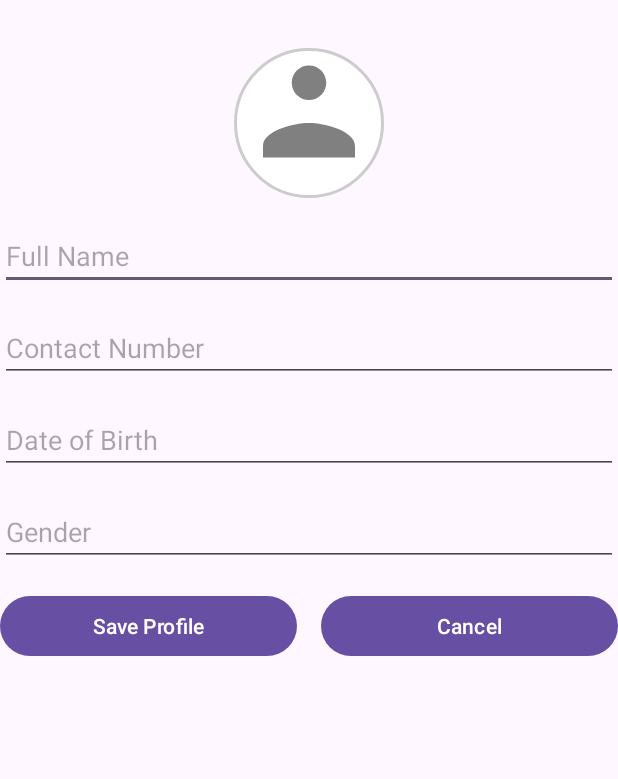
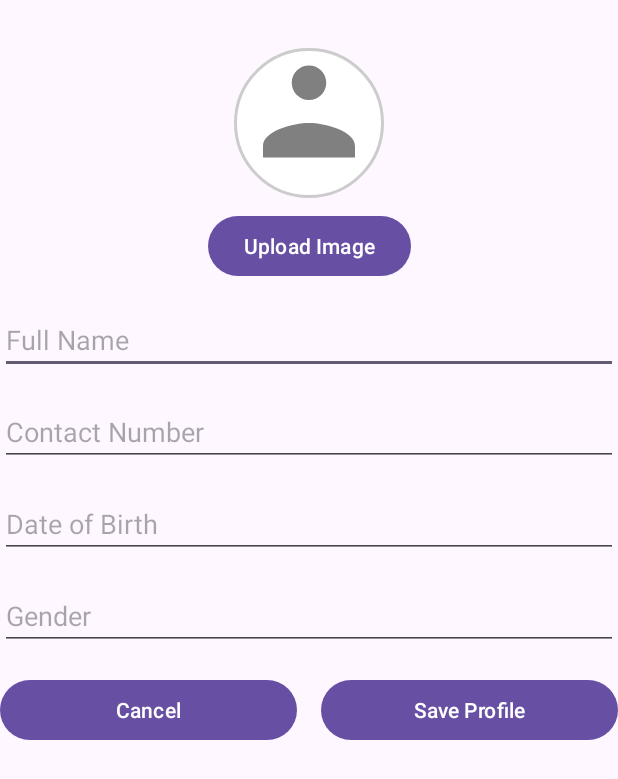
Before and after one commit to ScarletDawn03/MobileApplicationGroupAssignment, an Android app: the screen it shows after launch once a user with an empty profile is signed in (CompleteProfileActivity), on a phone screen of 412 x 824 dp. Shown: the top 779 px of the screen. Run offline under Robolectric (Android 15) with nearby library versions, the light colour scheme and no system bars; our stand-ins replace Firebase (no records; nobody signed in at launch, a user with empty details on screens opened directly).

Commit message:
Updated Sign In and Upload Photo

```diff
--- a/app/src/main/java/com/example/myapplication/CompleteProfileActivity.java
+++ b/app/src/main/java/com/example/myapplication/CompleteProfileActivity.java
@@ -1,9 +1,7 @@
 package com.example.myapplication;
 
-import android.Manifest;
 import android.app.DatePickerDialog;
 import android.content.Intent;
-import android.content.pm.PackageManager;
 import android.graphics.Bitmap;
 import android.net.Uri;
 import android.os.Bundle;
@@ -15,9 +13,7 @@ import android.widget.Toast;
 
 import androidx.activity.result.ActivityResultLauncher;
 import androidx.activity.result.contract.ActivityResultContracts;
-import androidx.annotation.Nullable;
 import androidx.appcompat.app.AppCompatActivity;
-import androidx.core.content.ContextCompat;
 
 import com.google.android.gms.auth.api.signin.GoogleSignIn;
 import com.google.android.gms.auth.api.signin.GoogleSignInClient;
@@ -28,7 +24,6 @@ import com.google.firebase.database.DatabaseReference;
 import com.google.firebase.database.FirebaseDatabase;
 import com.google.firebase.storage.FirebaseStorage;
 import com.google.firebase.storage.StorageReference;
-import com.google.firebase.storage.UploadTask;
 
 import java.io.IOException;
 import java.util.Calendar;
@@ -36,8 +31,8 @@ import java.util.Calendar;
 public class CompleteProfileActivity extends AppCompatActivity {
 
     private EditText fullNameField, contactNumberField, dateOfBirthField, genderField;
-    private Button saveProfileBtn, cancelBtn;
-    private ImageView profilePhotoView;
+    private Button saveProfileBtn, cancelBtn, uploadImageBtn;
+    private ImageView profilePhotoView, selectedPhotoView;
 
     private DatabaseReference mDatabase;
     private String uid;
@@ -64,8 +59,10 @@ public class CompleteProfileActivity extends AppCompatActivity {
         dateOfBirthField = findViewById(R.id.et_dateOfBirth);
         genderField = findViewById(R.id.et_gender);
         profilePhotoView = findViewById(R.id.iv_profile_photo);
+        selectedPhotoView = findViewById(R.id.iv_selected_photo);
         saveProfileBtn = findViewById(R.id.btn_saveProfile);
         cancelBtn = findViewById(R.id.btn_cancel);
+        uploadImageBtn = findViewById(R.id.btn_upload_image);
 
         // Google sign-in
         GoogleSignInOptions gso = new GoogleSignInOptions.Builder(GoogleSignInOptions.DEFAULT_SIGN_IN)
@@ -77,8 +74,8 @@ public class CompleteProfileActivity extends AppCompatActivity {
         // Date picker
         dateOfBirthField.setOnClickListener(v -> showDatePicker());
 
-        // Profile photo click
-        profilePhotoView.setOnClickListener(v -> chooseProfileImage());
+        // Upload image button
+        uploadImageBtn.setOnClickListener(v -> chooseProfileImage());
 
         // Save button
         saveProfileBtn.setOnClickListener(v -> saveUserProfile());
@@ -122,7 +119,10 @@ public class CompleteProfileActivity extends AppCompatActivity {
                     selectedImageUri = result.getData().getData();
                     try {
                         Bitmap bitmap = MediaStore.Images.Media.getBitmap(getContentResolver(), selectedImageUri);
-                        profilePhotoView.setImageBitmap(bitmap);
+                        selectedPhotoView.setImageBitmap(bitmap);
+                        selectedPhotoView.setVisibility(ImageView.VISIBLE);
+                        profilePhotoView.setVisibility(ImageView.INVISIBLE); // Hide default image
+                        uploadImageBtn.setText("Image Selected");
                     } catch (IOException e) {
                         e.printStackTrace();
                     }
@@ -140,7 +140,7 @@ public class CompleteProfileActivity extends AppCompatActivity {
             return;
         }
 
-        // Save basic data
+        // Save data
         mDatabase.child("users").child(uid).child("fullName").setValue(fullName);
         mDatabase.child("users").child(uid).child("contactNumber").setValue(contactNumber);
         mDatabase.child("users").child(uid).child("dateOfBirth").setValue(dateOfBirth);
--- a/app/src/main/java/com/example/myapplication/SignInActivity.java
+++ b/app/src/main/java/com/example/myapplication/SignInActivity.java
@@ -157,13 +157,26 @@ public class SignInActivity extends AppCompatActivity {
                     mDatabase.child(uid).setValue(newUser).addOnCompleteListener(setTask -> {
                         if (setTask.isSuccessful()) {
                             Log.d("FirebaseDB", "User data saved successfully.");
+                            // Save email to SharedPreferences
+                            SharedPreferences sharedPreferences = getSharedPreferences("MyAppPrefs", MODE_PRIVATE);
+                            SharedPreferences.Editor editor = sharedPreferences.edit();
+                            editor.putString("user_email", email);
+                            editor.apply();
+                            Log.d("SharedPrefs", "Email saved: " + email);
                         } else {
                             Log.e("FirebaseDB", "Failed to save user data.", setTask.getException());
                         }
                     });
                 } else {
-                    // Data already exists, do not overwrite
                     Log.d("FirebaseDB", "User data already exists. Skipping write.");
+
+                    // You can still store email even if user data already exists
+                    String email = user.getEmail();
+                    SharedPreferences sharedPreferences = getSharedPreferences("MyAppPrefs", MODE_PRIVATE);
+                    SharedPreferences.Editor editor = sharedPreferences.edit();
+                    editor.putString("user_email", email);
+                    editor.apply();
+                    Log.d("SharedPrefs", "Email saved: " + email);
                 }
             } else {
                 Log.e("FirebaseDB", "Failed to check existing user data.", task.getException());
@@ -172,4 +185,5 @@ public class SignInActivity extends AppCompatActivity {
     }
 
 
+
 }
--- a/app/src/main/res/layout/activity_complete_profile.xml
+++ b/app/src/main/res/layout/activity_complete_profile.xml
@@ -11,16 +11,38 @@
         android:layout_width="100dp"
         android:layout_height="100dp"
         android:layout_marginTop="32dp"
-        android:layout_gravity="center"
         android:scaleType="centerCrop"
         android:src="@drawable/ic_profile_placeholder"
+        android:background="@drawable/profile_photo_border"
         android:contentDescription="Profile Photo"
         app:layout_constraintTop_toTopOf="parent"
         app:layout_constraintStart_toStartOf="parent"
+        app:layout_constraintEnd_toEndOf="parent" />
+
+    <!-- Selected Image Overlays Placeholder -->
+    <ImageView
+        android:id="@+id/iv_selected_photo"
+        android:layout_width="100dp"
+        android:layout_height="100dp"
+        android:layout_marginTop="32dp"
+        android:scaleType="centerCrop"
+        android:visibility="gone"
+        android:background="@drawable/profile_photo_border"
+        android:contentDescription="Selected Photo"
+        app:layout_constraintTop_toTopOf="parent"
+        app:layout_constraintStart_toStartOf="parent"
+        app:layout_constraintEnd_toEndOf="parent" />
+
+    <Button
+        android:id="@+id/btn_upload_image"
+        android:layout_width="wrap_content"
+        android:layout_height="wrap_content"
+        android:text="Upload Image"
+        app:layout_constraintTop_toBottomOf="@id/iv_profile_photo"
+        app:layout_constraintStart_toStartOf="parent"
         app:layout_constraintEnd_toEndOf="parent"
-        android:background="@drawable/profile_photo_border"
-        android:clickable="true"
-        android:focusable="true"/>
+        android:layout_marginTop="8dp" />
+
 
     <EditText
         android:id="@+id/et_fullname"
@@ -28,9 +50,9 @@
         android:layout_height="wrap_content"
         android:hint="Full Name"
         android:layout_marginTop="16dp"
-        app:layout_constraintEnd_toEndOf="parent"
+        app:layout_constraintTop_toBottomOf="@id/btn_upload_image"
         app:layout_constraintStart_toStartOf="parent"
-        app:layout_constraintTop_toBottomOf="@id/iv_profile_photo"/>
+        app:layout_constraintEnd_toEndOf="parent" />
 
     <EditText
         android:id="@+id/et_contactNumber"
@@ -38,9 +60,9 @@
         android:layout_height="wrap_content"
         android:hint="Contact Number"
         android:layout_marginTop="16dp"
-        app:layout_constraintEnd_toEndOf="parent"
+        app:layout_constraintTop_toBottomOf="@id/et_fullname"
         app:layout_constraintStart_toStartOf="parent"
-        app:layout_constraintTop_toBottomOf="@id/et_fullname"/>
+        app:layout_constraintEnd_toEndOf="parent" />
 
     <EditText
         android:id="@+id/et_dateOfBirth"
@@ -48,12 +70,11 @@
         android:layout_height="wrap_content"
         android:hint="Date of Birth"
         android:layout_marginTop="16dp"
-        app:layout_constraintEnd_toEndOf="parent"
+        android:focusable="false"
+        android:clickable="true"
+        app:layout_constraintTop_toBottomOf="@id/et_contactNumber"
         app:layout_constraintStart_toStartOf="parent"
-        app:layout_constraintTop_toBottomOf="@id/et_contactNumber"
-        android:focusable="false"
-        android:clickable="true" />  <!-- Allow the user to click to open the DatePicker -->
-
+        app:layout_constraintEnd_toEndOf="parent" />
 
     <EditText
         android:id="@+id/et_gender"
@@ -61,34 +82,31 @@
         android:layout_height="wrap_content"
         android:hint="Gender"
         android:layout_marginTop="16dp"
-        app:layout_constraintEnd_toEndOf="parent"
+        app:layout_constraintTop_toBottomOf="@id/et_dateOfBirth"
         app:layout_constraintStart_toStartOf="parent"
-        app:layout_constraintTop_toBottomOf="@id/et_dateOfBirth"/>
+        app:layout_constraintEnd_toEndOf="parent" />
+
+    <Button
+        android:id="@+id/btn_cancel"
+        android:layout_width="0dp"
+        android:layout_height="wrap_content"
+        android:text="Cancel"
+        android:layout_marginTop="16dp"
+        android:layout_marginEnd="8dp"
+        app:layout_constraintTop_toBottomOf="@id/et_gender"
+        app:layout_constraintStart_toStartOf="parent"
+        app:layout_constraintEnd_toStartOf="@id/btn_saveProfile" />
 
     <Button
         android:id="@+id/btn_saveProfile"
         android:layout_width="0dp"
         android:layout_height="wrap_content"
         android:text="Save Profile"
-        app:layout_constraintStart_toStartOf="parent"
-        app:layout_constraintEnd_toStartOf="@id/btn_cancel"
+        android:layout_marginTop="16dp"
+        android:layout_marginStart="8dp"
         app:layout_constraintTop_toBottomOf="@id/et_gender"
-        android:layout_marginTop="16dp"
-        android:layout_marginEnd="8dp"/>
-
-    <!-- Cancel Button -->
-    <Button
-        android:id="@+id/btn_cancel"
-        android:layout_width="0dp"
-        android:layout_height="wrap_content"
-        android:text="Cancel"
-        app:layout_constraintStart_toEndOf="@id/btn_saveProfile"
-        app:layout_constraintEnd_toEndOf="parent"
-        app:layout_constraintTop_toBottomOf="@id/et_gender"
-        android:layout_marginTop="16dp"
-        android:layout_marginStart="8dp"/>
-
-
+        app:layout_constraintStart_toEndOf="@id/btn_cancel"
+        app:layout_constraintEnd_toEndOf="parent" />
 
 
 </androidx.constraintlayout.widget.ConstraintLayout>
```
Also changed, not shown: 1 other file.
